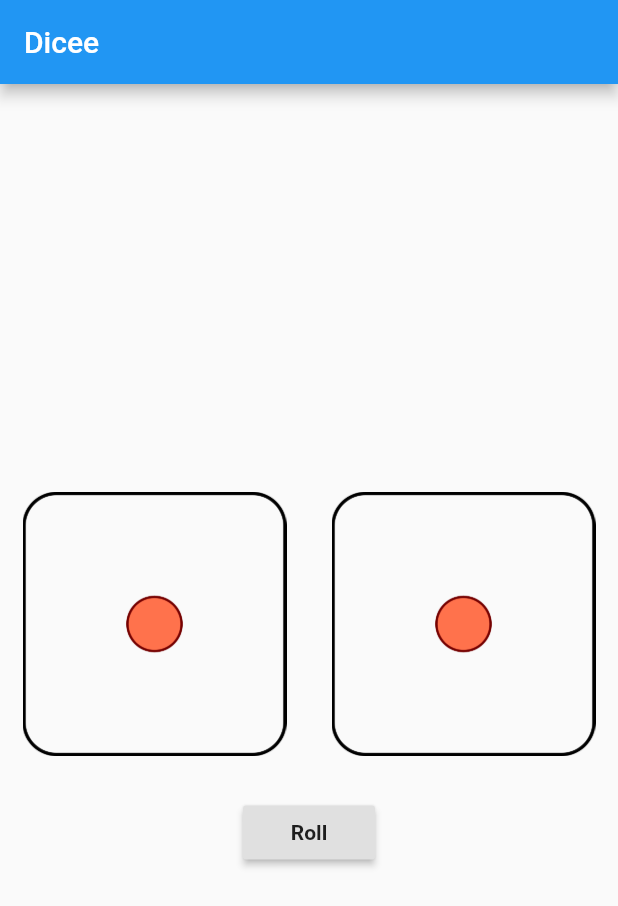
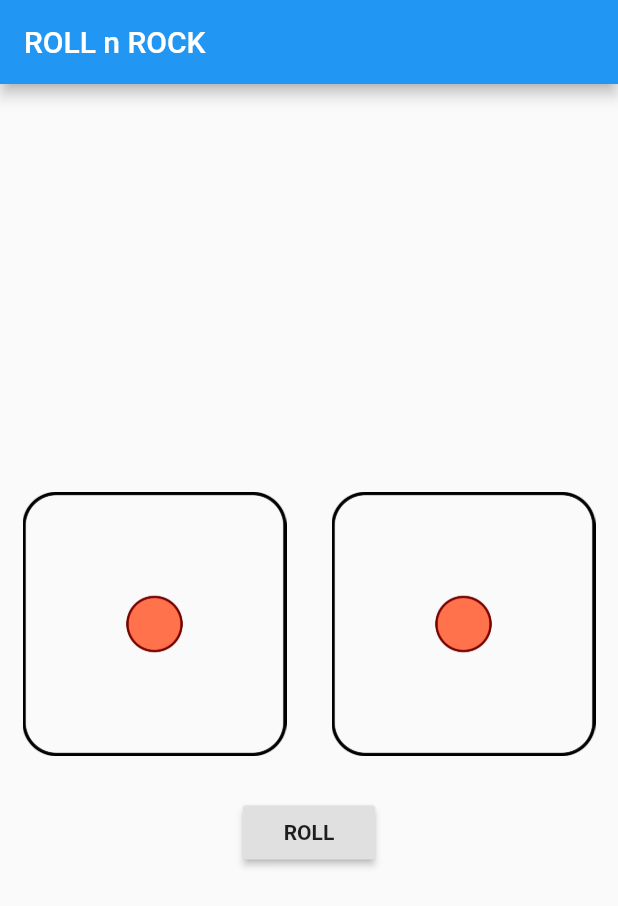
Before and after one commit to kish-git/rolling-dice-flutter, a Flutter app: the screen it shows after launch, on a phone screen of 412 x 824 dp. Shown: the top 906 px of the screen. Run offline on Flutter 3.47's test engine with Material 2 defaults, Android fonts, the phone set to English and light mode, and no system bars; our stand-ins replace shimmer.

Commit message:
Title Changed (AppBar Name)

```diff
--- a/lib/homescreen.dart
+++ b/lib/homescreen.dart
@@ -56,7 +56,7 @@ class _HomeScreenState extends State<HomeScreen>
   Widget build(BuildContext context) {
     return Scaffold(
       appBar: AppBar(
-        title: Text('Dicee'),
+        title: Text('ROLL n ROCK'),
       ),
       body: Center(
         child: Column(
@@ -93,7 +93,7 @@ class _HomeScreenState extends State<HomeScreen>
             RaisedButton(
               onPressed: roll,
               child: Text(
-                'Roll',
+                'ROLL',
                 style: TextStyle(fontWeight: FontWeight.bold),
               ),
             )
```
